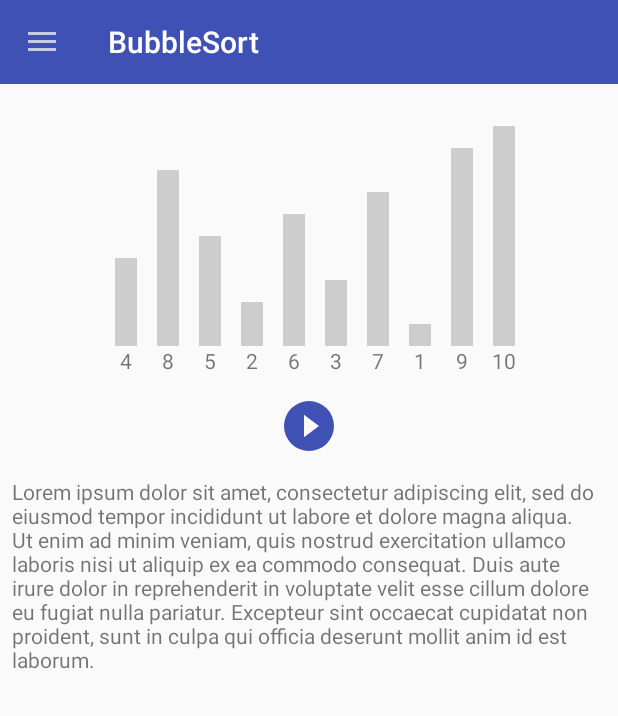
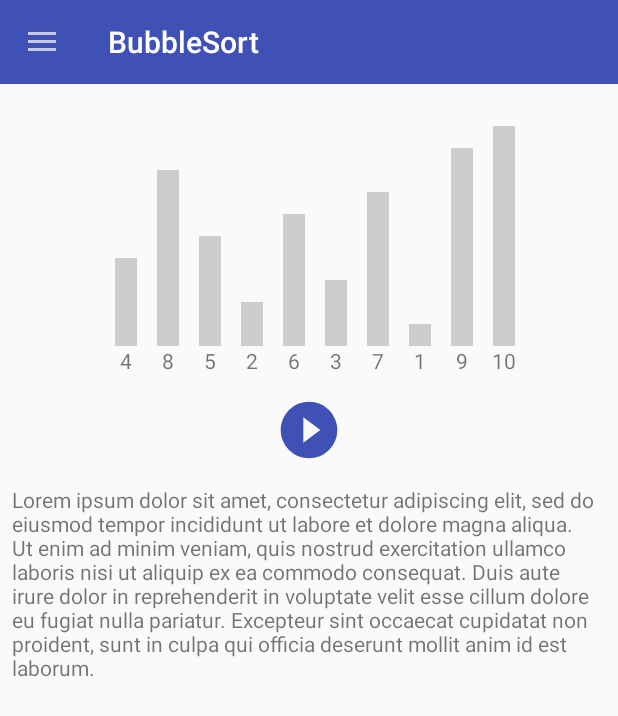
Before and after one commit to TiagoLeite/Algoritmos, an Android app: the screen it shows after launch (MainActivity), after a tap on "BubbleSort", on a phone screen of 412 x 824 dp. Shown: the top 716 px of the screen. Run offline under Robolectric (Android 15) with nearby library versions, the phone set to English and light mode, and no system bars; 1 other tap on this screen came first.

Commit message:
button play size

```diff
--- a/app/src/main/res/layout/frag_bubble.xml
+++ b/app/src/main/res/layout/frag_bubble.xml
@@ -30,8 +30,8 @@
         android:layout_margin="10dp">
 
         <ImageView
-            android:layout_width="40dp"
-            android:layout_height="40dp"
+            android:layout_width="45dp"
+            android:layout_height="45dp"
             app:srcCompat="@drawable/play"
             android:id="@+id/play_pause"/>
 
```
